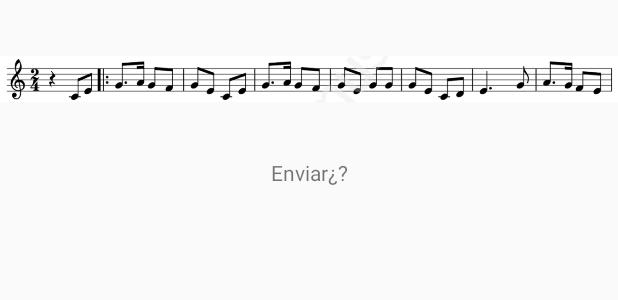
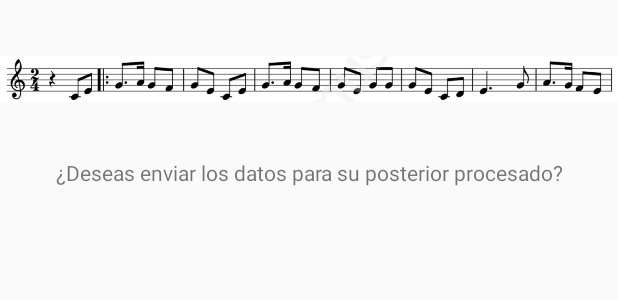
Before and after one commit to dominp97/T1v1, an Android app: the layout dialogo_emergente.xml on its own in the app's theme, with its tools: preview values and no code run, on a phone screen of 412 x 824 dp. Shown: the top 300 px of the screen. Run offline under Robolectric (Android 15) with nearby library versions, the phone set to English and light mode, and no system bars.

Commit message:
Cambios infimos

```diff
--- a/app/src/main/java/com/pmdm/t1v1/MainActivityVideo.java
+++ b/app/src/main/java/com/pmdm/t1v1/MainActivityVideo.java
@@ -3,6 +3,7 @@ package com.pmdm.t1v1;
 import android.content.pm.ActivityInfo;
 import android.media.MediaPlayer;
 import android.net.Uri;
+import android.support.v7.app.ActionBar;
 import android.support.v7.app.AppCompatActivity;
 import android.os.Bundle;
 import android.util.Log;
@@ -17,6 +18,8 @@ public class MainActivityVideo extends AppCompatActivity {
     @Override
     protected void onCreate(Bundle savedInstanceState) {
         super.onCreate(savedInstanceState);
+        ActionBar actionBar = getSupportActionBar();
+        actionBar.hide();
         setContentView(R.layout.activity_main_video);
 
         setUpVideoView();
--- a/app/src/main/res/layout/activity_main.xml
+++ b/app/src/main/res/layout/activity_main.xml
@@ -207,7 +207,7 @@
                         android:layout_width="wrap_content"
                         android:layout_height="wrap_content"
                         android:textAppearance="?android:attr/textAppearanceSmall"
-                        android:text="@string/tFecha"
+                        android:hint="@string/tFecha"
                         android:id="@+id/txtFechaNacimiento"
                         android:layout_weight="1"/>
                     <Button
--- a/app/src/main/res/layout/dialogo_emergente.xml
+++ b/app/src/main/res/layout/dialogo_emergente.xml
@@ -15,6 +15,6 @@
         android:id="@+id/textView3"
         android:layout_width="match_parent"
         android:layout_height="wrap_content"
-        android:text="Enviar¿?"
+        android:text="@string/enviar"
         android:textAlignment="center"/>
 </LinearLayout>
--- a/app/src/main/res/values/strings.xml
+++ b/app/src/main/res/values/strings.xml
@@ -25,4 +25,5 @@
     <string name="bNo">No</string>
     <string name="limpiar">Limpiar valores</string>
     <string name="opciones">Opciones</string>
+    <string name="enviar">¿Deseas enviar los datos para su posterior procesado?</string>
 </resources>
```
Also changed, not shown: app/src/main/java/com/pmdm/t1v1/MainActivity.java (+11 -11 lines), app/src/main/res/drawable-hdpi/ciudadreal.png (added), app/src/main/res/drawable-mdpi/ciudadreal.png (added), app/src/main/res/drawable-xhdpi/ciudadreal.png (added), app/src/main/res/drawable-xxhdpi/ciudadreal.png (added).
